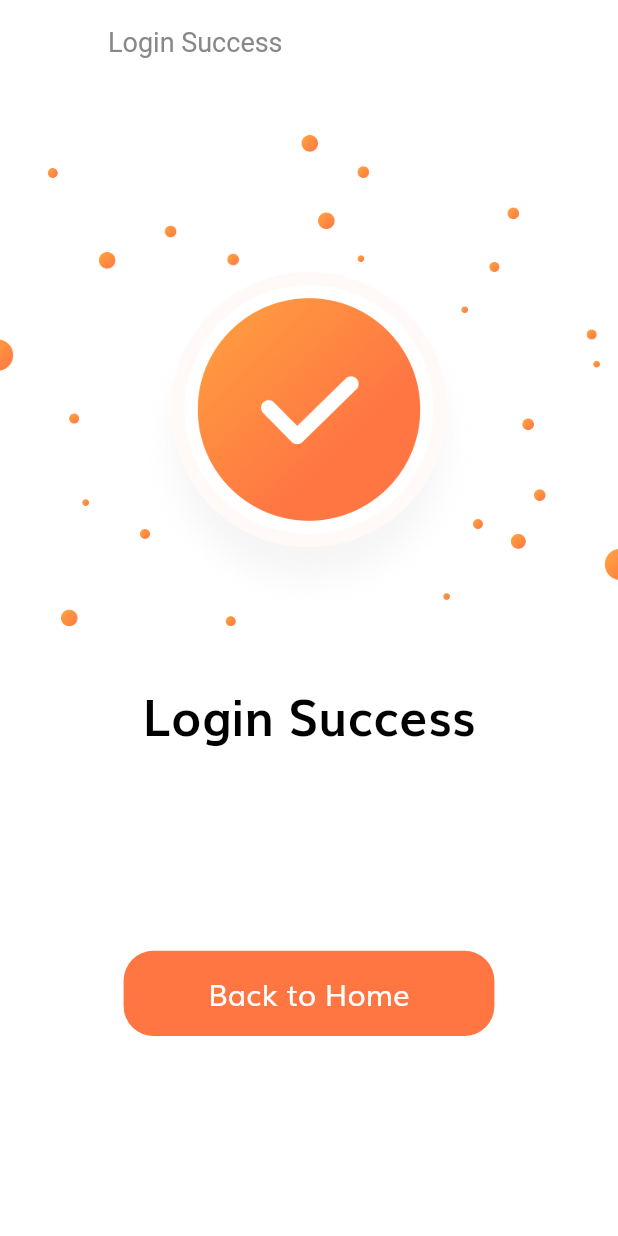
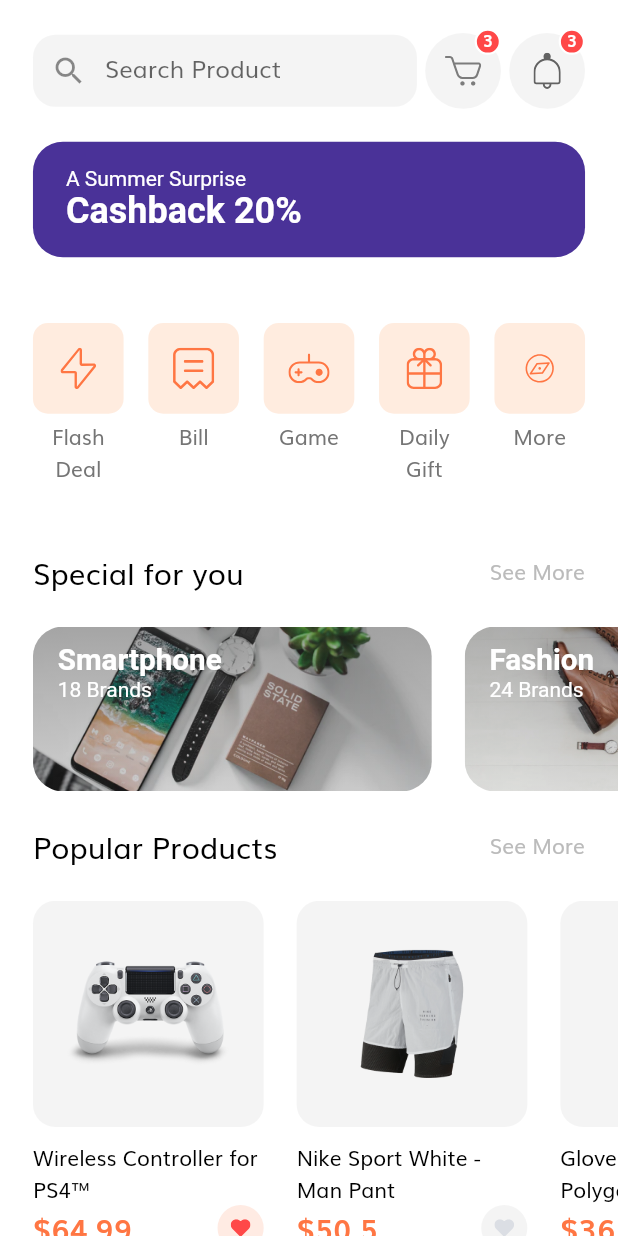
Before and after one commit to mohakmakin721/doon_kart, a Flutter app: the LoginSuccessScreen screen opened by its route, after a tap on "Back to Home", on a phone screen of 412 x 824 dp. Run offline on Flutter 3.47's test engine with Material 2 defaults, Android fonts, the phone set to English and light mode, and no system bars; our stand-ins replace cloud_firestore, firebase_auth, firebase_core, flutter_svg, google_sign_in; missing offline and left inert: flutter_facebook_login; accounts and stored records are empty.

Commit message:
UI of home page

```diff
--- /dev/null
+++ b/lib/components/product_card.dart
@@ -0,0 +1,90 @@
+import 'package:doon_kart/models/Product.dart';
+import 'package:flutter/material.dart';
+import 'package:flutter_svg/svg.dart';
+
+import '../contents.dart';
+import '../size_config.dart';
+
+class ProductCard extends StatelessWidget {
+  const ProductCard({
+    Key key,
+    this.width = 140,
+    this.aspectRetio = 1.02,
+    @required this.product,
+  }) : super(key: key);
+
+  final double width, aspectRetio;
+  final Product product;
+
+  @override
+  Widget build(BuildContext context) {
+    return Padding(
+      padding: EdgeInsets.only(left: getProportionateScreenWidth(20)),
+      child: SizedBox(
+        width: getProportionateScreenWidth(width),
+        child: GestureDetector(
+          onTap: () {},
+          child: Column(
+            crossAxisAlignment: CrossAxisAlignment.start,
+            children: [
+              AspectRatio(
+                aspectRatio: 1.02,
+                child: Container(
+                  padding: EdgeInsets.all(getProportionateScreenWidth(20)),
+                  decoration: BoxDecoration(
+                    color: kSecondaryColor.withOpacity(0.1),
+                    borderRadius: BorderRadius.circular(15),
+                  ),
+                  child: Hero(
+                    tag: product.id.toString(),
+                    child: Image.asset(product.images[0]),
+                  ),
+                ),
+              ),
+              const SizedBox(height: 10),
+              Text(
+                product.title,
+                style: TextStyle(color: Colors.black),
+                maxLines: 2,
+              ),
+              Row(
+                mainAxisAlignment: MainAxisAlignment.spaceBetween,
+                children: [
+                  Text(
+                    "\$${product.price}",
+                    style: TextStyle(
+                      fontSize: getProportionateScreenWidth(18),
+                      fontWeight: FontWeight.w600,
+                      color: kPrimaryColor,
+                    ),
+                  ),
+                  InkWell(
+                    borderRadius: BorderRadius.circular(50),
+                    onTap: () {},
+                    child: Container(
+                      padding: EdgeInsets.all(getProportionateScreenWidth(8)),
+                      height: getProportionateScreenWidth(28),
+                      width: getProportionateScreenWidth(28),
+                      decoration: BoxDecoration(
+                        color: product.isFavourite
+                            ? kPrimaryColor.withOpacity(0.15)
+                            : kSecondaryColor.withOpacity(0.1),
+                        shape: BoxShape.circle,
+                      ),
+                      child: SvgPicture.asset(
+                        "assets/icons/Heart Icon_2.svg",
+                        color: product.isFavourite
+                            ? Color(0xFFFF4848)
+                            : Color(0xFFDBDEE4),
+                      ),
+                    ),
+                  ),
+                ],
+              )
+            ],
+          ),
+        ),
+      ),
+    );
+  }
+}
--- /dev/null
+++ b/lib/models/Product.dart
@@ -0,0 +1,103 @@
+import 'package:flutter/material.dart';
+
+class Product {
+  final int id;
+  final String title, description;
+  final List<String> images;
+  final List<Color> colors;
+  final double rating, price;
+  final bool isFavourite, isPopular;
+
+  Product({
+    @required this.id,
+    @required this.images,
+    @required this.colors,
+    this.rating = 0.0,
+    this.isFavourite = false,
+    this.isPopular = false,
+    @required this.title,
+    @required this.price,
+    @required this.description,
+  });
+}
+
+// Our demo Products
+
+List<Product> demoProducts = [
+  Product(
+    id: 1,
+    images: [
+      "assets/images/ps4_console_white_1.png",
+      "assets/images/ps4_console_white_2.png",
+      "assets/images/ps4_console_white_3.png",
+      "assets/images/ps4_console_white_4.png",
+    ],
+    colors: [
+      Color(0xFFF6625E),
+      Color(0xFF836DB8),
+      Color(0xFFDECB9C),
+      Colors.white,
+    ],
+    title: "Wireless Controller for PS4™",
+    price: 64.99,
+    description: description,
+    rating: 4.8,
+    isFavourite: true,
+    isPopular: true,
+  ),
+  Product(
+    id: 2,
+    images: [
+      "assets/images/Image Popular Product 2.png",
+    ],
+    colors: [
+      Color(0xFFF6625E),
+      Color(0xFF836DB8),
+      Color(0xFFDECB9C),
+      Colors.white,
+    ],
+    title: "Nike Sport White - Man Pant",
+    price: 50.5,
+    description: description,
+    rating: 4.1,
+    isPopular: true,
+  ),
+  Product(
+    id: 3,
+    images: [
+      "assets/images/glap.png",
+    ],
+    colors: [
+      Color(0xFFF6625E),
+      Color(0xFF836DB8),
+      Color(0xFFDECB9C),
+      Colors.white,
+    ],
+    title: "Gloves XC Omega - Polygon",
+    price: 36.55,
+    description: description,
+    rating: 4.1,
+    isFavourite: true,
+    isPopular: true,
+  ),
+  Product(
+    id: 4,
+    images: [
+      "assets/images/wireless headset.png",
+    ],
+    colors: [
+      Color(0xFFF6625E),
+      Color(0xFF836DB8),
+      Color(0xFFDECB9C),
+      Colors.white,
+    ],
+    title: "Logitech Head",
+    price: 20.20,
+    description: description,
+    rating: 4.1,
+    isFavourite: true,
+  ),
+];
+
+const String description =
+    "Wireless Controller for PS4™ gives you what you want in your gaming from over precision control your games to sharing …";
--- a/lib/routs.dart
+++ b/lib/routs.dart
@@ -1,6 +1,7 @@
 import 'file:///D:/Mohak/Android%20Project/doon_kart/lib/screens/splash/splash_screen.dart';
 import 'package:doon_kart/screens/complete_profile/complete_profile_screen.dart';
 import 'package:doon_kart/screens/forgot_password/forgot_password_screen.dart';
+import 'package:doon_kart/screens/home/home_screen.dart';
 import 'package:doon_kart/screens/login_success/login_success_screen.dart';
 import 'package:doon_kart/screens/otp/otp_screen.dart';
 import 'package:doon_kart/screens/sign_in/sign_in_screen.dart';
@@ -15,4 +16,5 @@ final Map<String, WidgetBuilder> routes ={
   SignUpScreen.routeName: (context)=> SignUpScreen(),
   CompleteProfileScreen.routeName:(context)=>CompleteProfileScreen(),
   OTPScreen.routeName:(context)=>OTPScreen(),
+  HomeScreen.routeName:(context)=>HomeScreen(),
 };
--- /dev/null
+++ b/lib/screens/home/components/body.dart
@@ -0,0 +1,32 @@
+import 'package:doon_kart/screens/home/components/popular_product.dart';
+import 'package:doon_kart/screens/home/components/special_offers.dart';
+import 'package:flutter/material.dart';
+
+import '../../../size_config.dart';
+import 'categories.dart';
+import 'discount_banner.dart';
+import 'home_header.dart';
+
+class Body extends StatelessWidget {
+  @override
+  Widget build(BuildContext context) {
+    return SafeArea(
+        child: SingleChildScrollView(
+      child: Column(
+        children: [
+          SizedBox(height: getProportionateScreenWidth(20)),
+          HomeHeader(),
+          SizedBox(height: getProportionateScreenWidth(20)),
+          DiscountBanner(),
+          SizedBox(height: getProportionateScreenWidth(20)),
+          Categories(),
+          SizedBox(height: getProportionateScreenWidth(20)),
+          SpecialOffers(),
+          SizedBox(height: getProportionateScreenWidth(20)),
+          PopularProducts(),
+          SizedBox(height: getProportionateScreenWidth(20)),
+        ],
+      ),
+    ));
+  }
+}
--- /dev/null
+++ b/lib/screens/home/components/categories.dart
@@ -0,0 +1,70 @@
+import 'package:flutter/material.dart';
+import 'package:flutter_svg/svg.dart';
+
+import '../../../size_config.dart';
+
+class Categories extends StatelessWidget {
+  @override
+  Widget build(BuildContext context) {
+    List<Map<String, dynamic>> categories = [
+      {"icon": "assets/icons/Flash Icon.svg", "text": "Flash Deal"},
+      {"icon": "assets/icons/Bill Icon.svg", "text": "Bill"},
+      {"icon": "assets/icons/Game Icon.svg", "text": "Game"},
+      {"icon": "assets/icons/Gift Icon.svg", "text": "Daily Gift"},
+      {"icon": "assets/icons/Discover.svg", "text": "More"},
+    ];
+    return Padding(
+      padding: EdgeInsets.all(getProportionateScreenWidth(20)),
+      child: Row(
+        mainAxisAlignment: MainAxisAlignment.spaceBetween,
+        crossAxisAlignment: CrossAxisAlignment.start,
+        children: List.generate(
+          categories.length,
+              (index) => CategoryCard(
+            icon: categories[index]["icon"],
+            text: categories[index]["text"],
+            press: () {},
+          ),
+        ),
+      ),
+    );
+  }
+}
+
+class CategoryCard extends StatelessWidget {
+  const CategoryCard({
+    Key key,
+    @required this.icon,
+    @required this.text,
+    @required this.press,
+  }) : super(key: key);
+
+  final String icon, text;
+  final GestureTapCallback press;
+
+  @override
+  Widget build(BuildContext context) {
+    return GestureDetector(
+      onTap: press,
+      child: SizedBox(
+        width: getProportionateScreenWidth(55),
+        child: Column(
+          children: [
+            Container(
+              padding: EdgeInsets.all(getProportionateScreenWidth(15)),
+              height: getProportionateScreenWidth(55),
+              width: getProportionateScreenWidth(55),
+              decoration: BoxDecoration(
+                color: Color(0xFFFFECDF),
+                borderRadius: BorderRadius.circular(10),
+              ),
+              child: SvgPicture.asset(icon),
+            ),
+            SizedBox(height: 5),
+            Text(text, textAlign: TextAlign.center)
+          ],
+        ),
+      ),
+    );
+  }
+}
--- /dev/null
+++ b/lib/screens/home/components/discount_banner.dart
@@ -0,0 +1,44 @@
+
+
+import 'package:flutter/material.dart';
+
+import '../../../size_config.dart';
+
+class DiscountBanner extends StatelessWidget {
+  const DiscountBanner({
+    Key key,
+  }) : super(key: key);
+
+  @override
+  Widget build(BuildContext context) {
+    return Container(
+      margin: EdgeInsets.symmetric(
+        horizontal: getProportionateScreenWidth(20),
+      ),
+      padding: EdgeInsets.symmetric(
+        horizontal: getProportionateScreenWidth(20),
+        vertical: getProportionateScreenWidth(15),
+      ),
+      width: double.infinity,
+      //height: 90,
+      decoration: BoxDecoration(
+        color: Color(0xFF4A3298),
+        borderRadius: BorderRadius.circular(20),
+      ),
+      child: Text.rich(
+        TextSpan(
+            text: "A Summer Surprise\n",
+            style: TextStyle(color: Colors.white),
+            children: [
+              TextSpan(
+                text: "Cashback 20%",
+                style: TextStyle(
+                  fontSize: 24,
+                  fontWeight: FontWeight.bold,
+                ),
+              ),
+            ]),
+      ),
+    );
+  }
+}
--- /dev/null
+++ b/lib/screens/home/components/home_header.dart
@@ -0,0 +1,36 @@
+import 'package:flutter/material.dart';
+import '../../../size_config.dart';
+import 'icon_btn_with_counter.dart';
+import 'search_field.dart';
+
+class HomeHeader extends StatelessWidget {
+  const HomeHeader({
+    Key key,
+  }) : super(key: key);
+
+  @override
+  Widget build(BuildContext context) {
+    return Padding(
+      padding: EdgeInsets.symmetric(
+          horizontal: getProportionateScreenWidth(20)),
+      child: Row(
+        mainAxisAlignment: MainAxisAlignment.spaceBetween,
+        children: [
+          SearchField(),
+          SizedBox(width: getProportionateScreenWidth(5)),
+          IconBtnWithCounter(
+            svgSrc: "assets/icons/Cart Icon.svg",
+            numOfItems: 3,
+            press: () {},
+          ),
+          SizedBox(width: getProportionateScreenWidth(5)),
+          IconBtnWithCounter(
+            svgSrc: "assets/icons/Bell.svg",
+            numOfItems: 3,
+            press: () {},
+          ),
+        ],
+      ),
+    );
+  }
+}
--- /dev/null
+++ b/lib/screens/home/components/icon_btn_with_counter.dart
@@ -0,0 +1,66 @@
+
+import 'package:flutter/material.dart';
+import 'package:flutter_svg/svg.dart';
+
+import '../../../contents.dart';
+import '../../../size_config.dart';
+
+class IconBtnWithCounter extends StatelessWidget {
+  const IconBtnWithCounter({
+    Key key,
+    @required this.svgSrc,
+    this.numOfItems,
+    @required this.press,
+  }) : super(key: key);
+
+  final String svgSrc;
+  final int numOfItems;
+  final GestureTapCallback press;
+
+  @override
+  Widget build(BuildContext context) {
+    return InkWell(
+      onTap: press,
+      borderRadius: BorderRadius.circular(50),
+      child: Stack(
+        overflow: Overflow.visible,
+        children: [
+          Container(
+            padding: EdgeInsets.all(getProportionateScreenWidth(12)),
+            height: getProportionateScreenWidth(46),
+            width: getProportionateScreenWidth(46),
+            decoration: BoxDecoration(
+                color: kSecondaryColor.withOpacity(0.1),
+                shape: BoxShape.circle),
+            child: SvgPicture.asset(svgSrc),
+          ),
+          if (numOfItems != 0)
+            Positioned(
+              top: -3,
+              right: 0,
+              child: Container(
+                height: getProportionateScreenWidth(16),
+                width: getProportionateScreenWidth(16),
+                decoration: BoxDecoration(
+                  color: Color(0xFFFF4848),
+                  shape: BoxShape.circle,
+                  border: Border.all(width: 1.5, color: Colors.white),
+                ),
+                child: Center(
+                  child: Text(
+                    numOfItems.toString(),
+                    style: TextStyle(
+                      fontSize: getProportionateScreenWidth(10),
+                      height: 1,
+                      color: Colors.white,
+                      fontWeight: FontWeight.w600,
+                    ),
+                  ),
+                ),
+              ),
+            ),
+        ],
+      ),
+    );
+  }
+}
--- /dev/null
+++ b/lib/screens/home/components/popular_product.dart
@@ -0,0 +1,40 @@
+import 'package:doon_kart/components/product_card.dart';
+import 'package:doon_kart/models/Product.dart';
+import 'package:flutter/material.dart';
+
+import '../../../size_config.dart';
+import 'section_title.dart';
+
+class PopularProducts extends StatelessWidget {
+  @override
+  Widget build(BuildContext context) {
+    return Column(
+      children: [
+        Padding(
+          padding:
+          EdgeInsets.symmetric(horizontal: getProportionateScreenWidth(20)),
+          child: SectionTitle(title: "Popular Products", press: () {}),
+        ),
+        SizedBox(height: getProportionateScreenWidth(20)),
+        SingleChildScrollView(
+          scrollDirection: Axis.horizontal,
+          child: Row(
+            children: [
+              ...List.generate(
+                demoProducts.length,
+                    (index) {
+                  if (demoProducts[index].isPopular)
+                    return ProductCard(product: demoProducts[index]);
+
+                  return SizedBox
+                      .shrink(); // here by default width and height is 0
+                },
+              ),
+              SizedBox(width: getProportionateScreenWidth(20)),
+            ],
+          ),
+        )
+      ],
+    );
+  }
+}
--- /dev/null
+++ b/lib/screens/home/components/search_field.dart
@@ -0,0 +1,37 @@
+import 'package:flutter/material.dart';
+import '../../../contents.dart';
+import '../../../size_config.dart';
+
+class SearchField extends StatelessWidget {
+  const SearchField({
+    Key key,
+  }) : super(key: key);
+
+  @override
+  Widget build(BuildContext context) {
+    return Expanded(
+      child: Container(
+        width: SizeConfig.screenWidth * 0.6, // 60% of the width
+        decoration: BoxDecoration(
+          color: kSecondaryColor.withOpacity(0.1),
+          borderRadius: BorderRadius.circular(15),
+        ),
+        child: TextField(
+          onChanged: (value) {
+            //search value
+          },
+          decoration: InputDecoration(
+            border: InputBorder.none,
+            enabledBorder: InputBorder.none,
+            focusedBorder: InputBorder.none,
+            hintText: "Search Product",
+            prefixIcon: Icon(Icons.search),
+            contentPadding: EdgeInsets.symmetric(
+                horizontal: getProportionateScreenWidth(20),
+                vertical: getProportionateScreenWidth(9)),
+          ),
+        ),
+      ),
+    );
+  }
+}
--- /dev/null
+++ b/lib/screens/home/components/section_title.dart
@@ -0,0 +1,38 @@
+
+import 'package:flutter/material.dart';
+
+import '../../../size_config.dart';
+
+class SectionTitle extends StatelessWidget {
+  const SectionTitle({
+    Key key,
+    @required this.title,
+    @required this.press,
+  }) : super(key: key);
+
+  final String title;
+  final GestureTapCallback press;
+
+  @override
+  Widget build(BuildContext context) {
+    return Row(
+      mainAxisAlignment: MainAxisAlignment.spaceBetween,
+      children: [
+        Text(
+          title,
+          style: TextStyle(
+            fontSize: getProportionateScreenWidth(18),
+            color: Colors.black,
+          ),
+        ),
+        GestureDetector(
+          onTap: press,
+          child: Text(
+            "See More",
+            style: TextStyle(color: Color(0xFFBBBBBB)),
+          ),
+        ),
+      ],
+    );
+  }
+}
--- /dev/null
+++ b/lib/screens/home/components/special_offers.dart
@@ -0,0 +1,118 @@
+import 'package:flutter/material.dart';
+import '../../../size_config.dart';
+import 'section_title.dart';
+
+class SpecialOffers extends StatelessWidget {
+  const SpecialOffers({
+    Key key,
+  }) : super(key: key);
+
+  @override
+  Widget build(BuildContext context) {
+    return Column(
+      children: [
+        Padding(
+          padding:
+          EdgeInsets.symmetric(horizontal: getProportionateScreenWidth(20)),
+          child: SectionTitle(
+            title: "Special for you",
+            press: () {},
+          ),
+        ),
+        SizedBox(height: getProportionateScreenWidth(20)),
+        SingleChildScrollView(
+          scrollDirection: Axis.horizontal,
+          child: Row(
+            children: [
+              SpecialOfferCard(
+                image: "assets/images/Image Banner 2.png",
+                category: "Smartphone",
+                numOfBrands: 18,
+                press: () {},
+              ),
+              SpecialOfferCard(
+                image: "assets/images/Image Banner 3.png",
+                category: "Fashion",
+                numOfBrands: 24,
+                press: () {},
+              ),
+              SizedBox(width: getProportionateScreenWidth(20)),
+            ],
+          ),
+        ),
+      ],
+    );
+  }
+}
+
+class SpecialOfferCard extends StatelessWidget {
+  const SpecialOfferCard({
+    Key key,
+    @required this.category,
+    @required this.image,
+    @required this.numOfBrands,
+    @required this.press,
+  }) : super(key: key);
+
+  final String category, image;
+  final int numOfBrands;
+  final GestureTapCallback press;
+
+  @override
+  Widget build(BuildContext context) {
+    return Padding(
+      padding: EdgeInsets.only(left: getProportionateScreenWidth(20)),
+      child: GestureDetector(
+        onTap: press,
+        child: SizedBox(
+          width: getProportionateScreenWidth(242),
+          height: getProportionateScreenWidth(100),
+          child: ClipRRect(
+            borderRadius: BorderRadius.circular(20),
+            child: Stack(
+              children: [
+                Image.asset(
+                  image,
+                  fit: BoxFit.cover,
+                ),
+                Container(
+                  decoration: BoxDecoration(
+                    gradient: LinearGradient(
+                      begin: Alignment.topCenter,
+                      end: Alignment.bottomCenter,
+                      colors: [
+                        Color(0xFF343434).withOpacity(0.4),
+                        Color(0xFF343434).withOpacity(0.15),
+                      ],
+                    ),
+                  ),
+                ),
+                Padding(
+                  padding: EdgeInsets.symmetric(
+                    horizontal: getProportionateScreenWidth(15.0),
+                    vertical: getProportionateScreenWidth(10),
+                  ),
+                  child: Text.rich(
+                    TextSpan(
+                      style: TextStyle(color: Colors.white),
+                      children: [
+                        TextSpan(
+                          text: "$category\n",
+                          style: TextStyle(
+                            fontSize: getProportionateScreenWidth(18),
+                            fontWeight: FontWeight.bold,
+                          ),
+                        ),
+                        TextSpan(text: "$numOfBrands Brands")
+                      ],
+                    ),
+                  ),
+                ),
+              ],
+            ),
+          ),
+        ),
+      ),
+    );
+  }
+}
--- /dev/null
+++ b/lib/screens/home/home_screen.dart
@@ -0,0 +1,13 @@
+import 'package:flutter/material.dart';
+
+import 'components/body.dart';
+
+class HomeScreen extends StatelessWidget {
+  static String routeName="/home";
+  @override
+  Widget build(BuildContext context) {
+    return Scaffold(
+      body: Body(),
+    );
+  }
+}
--- a/lib/screens/login_success/components/body.dart
+++ b/lib/screens/login_success/components/body.dart
@@ -1,4 +1,5 @@
 import 'package:doon_kart/components/default_button.dart';
+import 'package:doon_kart/screens/home/home_screen.dart';
 import 'package:flutter/material.dart';
 
 import '../../../size_config.dart';
@@ -25,7 +26,7 @@ class Body extends StatelessWidget {
           width: SizeConfig.screenWidth*0.6,
           child: DefaultButton(
             text: "Back to Home",
-            press: (){},
+            press: (){Navigator.pushNamed(context, HomeScreen.routeName);},
           ),
         ),
         Spacer(),
```
